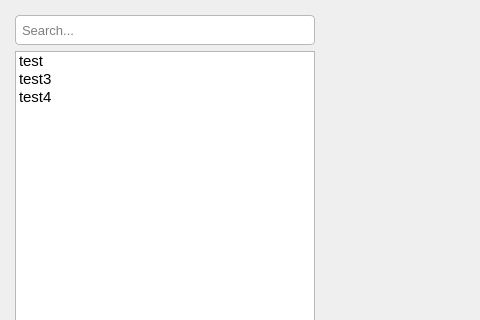
First picture: the form in ui/mainwindow.ui, repository clannable/tagdictionary, before the edit; both pictures show x 0 to 480 and y 0 to 320 of the 1200 by 650 pixel window.
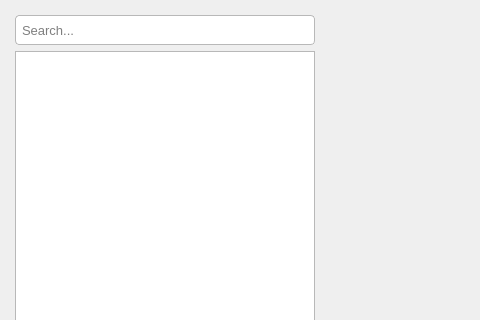
Second picture: the form after the edit. Custom widgets are drawn as their Qt base class.

What changed in the file:
```diff
--- a/ui/mainwindow.ui
+++ b/ui/mainwindow.ui
@@ -198,26 +198,6 @@
            <string notr="true">3</string>
           </property>
          </column>
-         <item>
-          <property name="text">
-           <string>test</string>
-          </property>
-         </item>
-         <item>
-          <property name="text">
-           <string>test3</string>
-          </property>
-          <item>
-           <property name="text">
-            <string>test2</string>
-           </property>
-          </item>
-         </item>
-         <item>
-          <property name="text">
-           <string>test4</string>
-          </property>
-         </item>
         </widget>
        </item>
       </layout>
```
Left out of the diff: 3 changed lines with no effect on the pictures.
